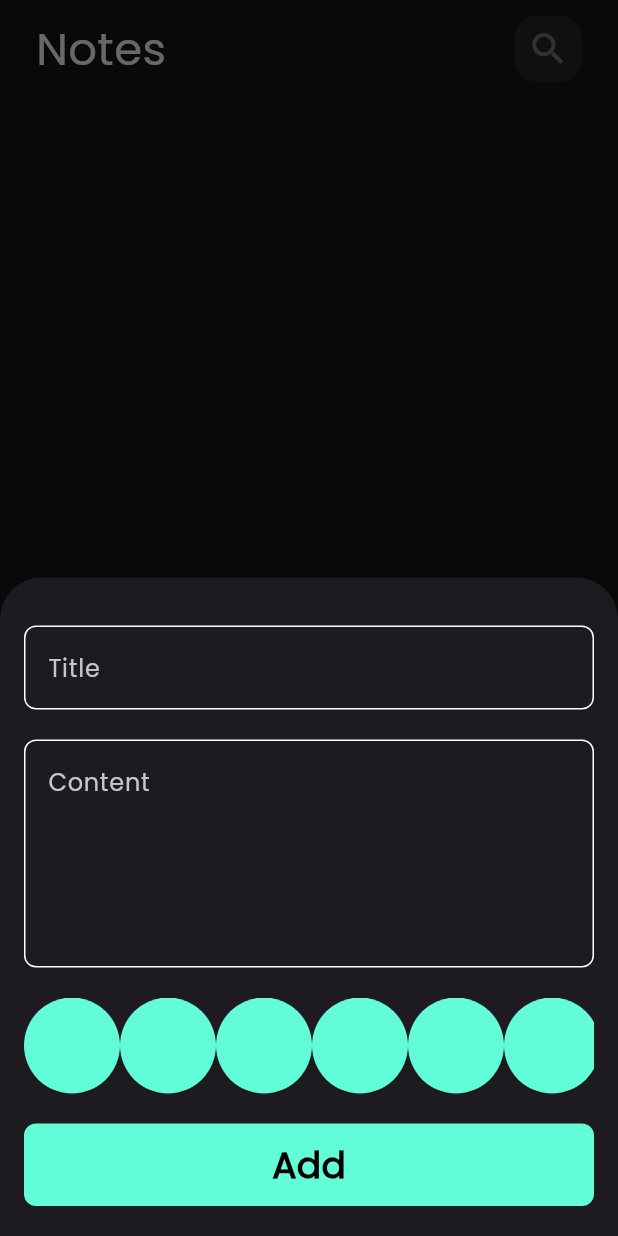
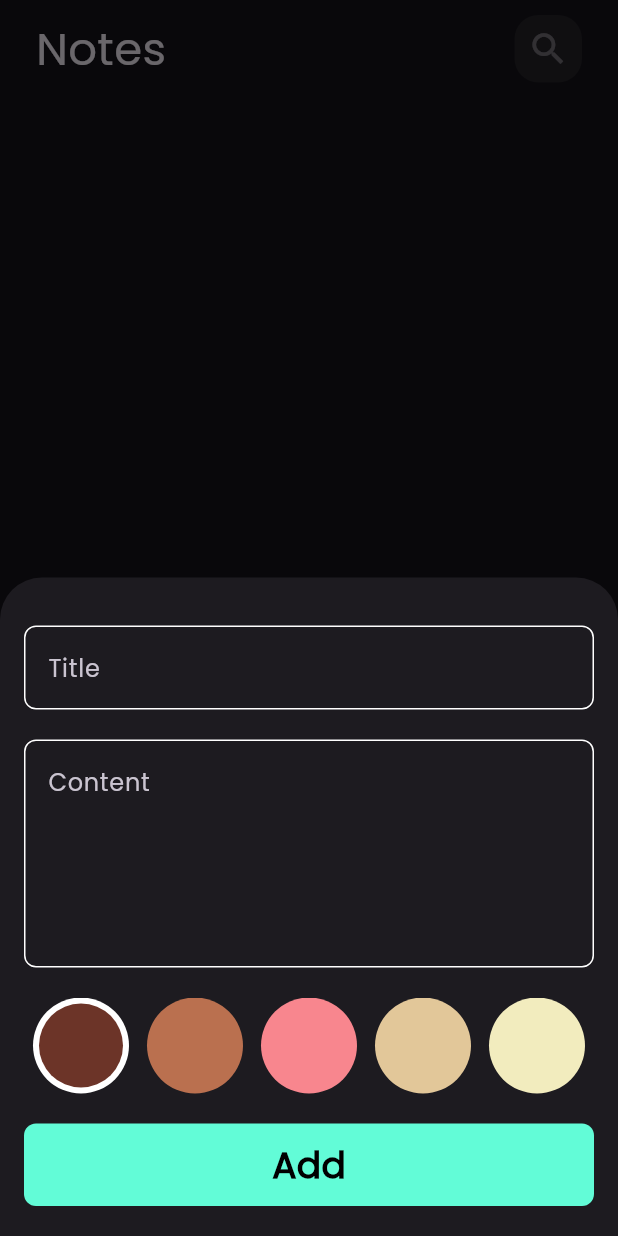
Before and after one commit to Noha0212/NotesApp, a Flutter app: the screen it shows after launch, after a tap on the "add" icon, on a phone screen of 412 x 824 dp. Run offline on Flutter 3.47's test engine with Material 3 defaults, Android fonts, the phone set to English and light mode, and no system bars; our stand-ins replace bloc, flutter_bloc, font_awesome_flutter, hive, hive_flutter; accounts and stored records are empty.

Commit message:
colors list view part2

```diff
--- a/lib/views/widgets/colors_list_view.dart
+++ b/lib/views/widgets/colors_list_view.dart
@@ -1,30 +1,65 @@
 import 'package:flutter/material.dart';
-import 'package:notes_app/constants.dart';
 
 class ColorItem extends StatelessWidget {
-  const ColorItem({super.key});
-
+  const ColorItem({super.key, required this.isActive, required this.color});
+  final bool isActive;
+  final Color color;
   @override
   Widget build(BuildContext context) {
-    return const CircleAvatar(
-      radius: 32,
-      backgroundColor: kPrimaryColor,
-    );
+    return isActive
+        ? CircleAvatar(
+            radius: 32,
+            backgroundColor: Colors.white,
+            child: CircleAvatar(
+              radius: 28,
+              backgroundColor: color,
+            ),
+          )
+        : CircleAvatar(
+            radius: 32,
+            backgroundColor: color,
+          );
   }
 }
 
-class ColorsListView extends StatelessWidget {
+class ColorsListView extends StatefulWidget {
   const ColorsListView({super.key});
 
+  @override
+  State<ColorsListView> createState() => _ColorsListViewState();
+}
+
+class _ColorsListViewState extends State<ColorsListView> {
+  int currentIndex = 0;
+  List<Color> colors = const [
+    Color(0xff6C3428),
+    Color(0xffBA704F),
+    Color(0xfDFA878f),
+    Color(0xffE2C799),
+    Color(0xffF2ECBE),
+    Color(0xffCEE6F3),
+  ];
   @override
   Widget build(BuildContext context) {
     return SizedBox(
       height: 32 * 2,
       child: ListView.builder(
-          itemCount: 10,
+          itemCount: colors.length,
           scrollDirection: Axis.horizontal,
           itemBuilder: (context, index) {
-            return const ColorItem();
+            return Padding(
+              padding: const EdgeInsets.symmetric(horizontal: 6),
+              child: GestureDetector(
+                onTap: () {
+                  currentIndex = index;
+                  setState(() {});
+                },
+                child: ColorItem(
+                  color: colors[index],
+                  isActive: currentIndex == index,
+                ),
+              ),
+            );
           }),
     );
   }
```
